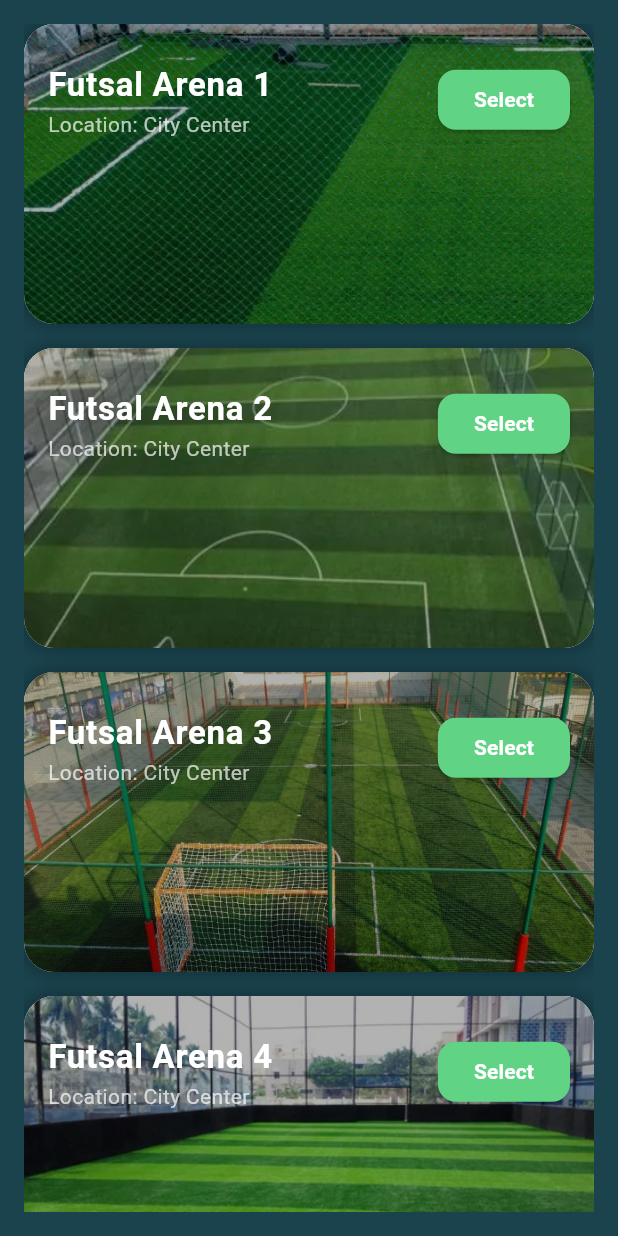
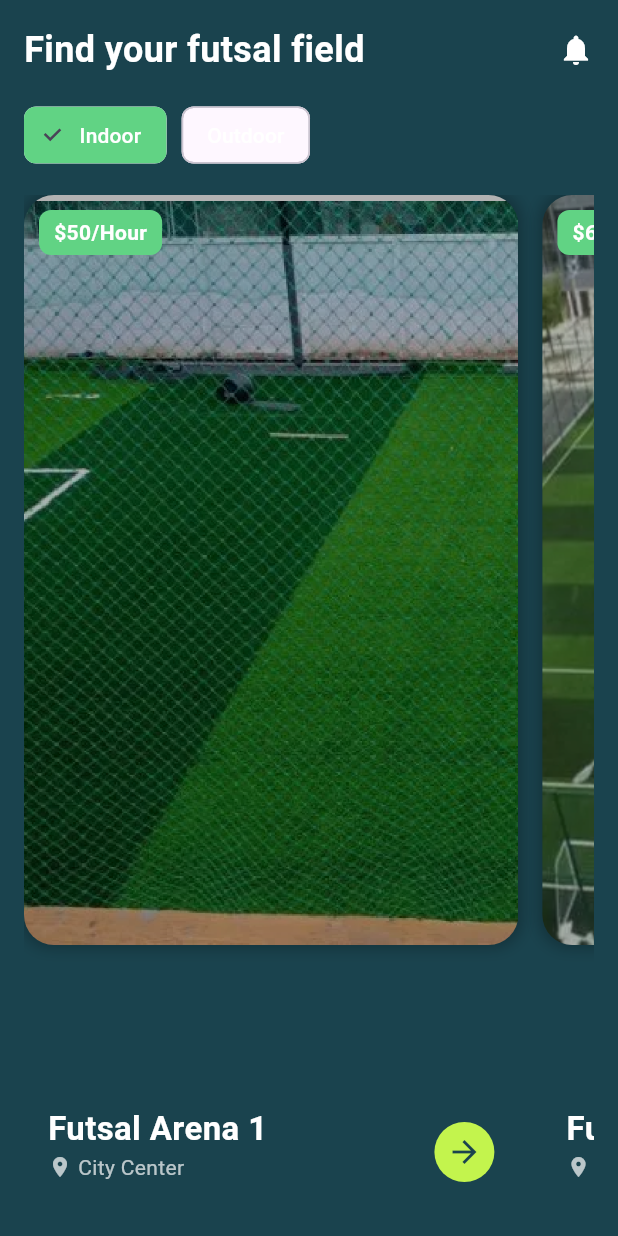
Before and after one commit to assadullah381/Futsal-Management-Application, a Flutter app: the SelectFieldPage screen opened directly, on a phone screen of 412 x 824 dp. Run offline on Flutter 3.47's test engine with Material 3 defaults, Android fonts, the light colour scheme and no system bars; our stand-ins replace curved_navigation_bar, google_fonts.

Commit message:
Updated select field page

```diff
--- a/lib/main.dart
+++ b/lib/main.dart
@@ -35,8 +35,7 @@ class _MyAppState extends State<MyApp> {
   Widget build(BuildContext context) {
     return MaterialApp(
       home: Scaffold(
-        backgroundColor:
-            Color.fromARGB(255, 249, 249, 249), // Dark background for the app
+        backgroundColor: Color(0xFF1A434E), // Dark background for the app
 
         drawer: Drawer(
           child: ListView(
@@ -98,23 +97,6 @@ class _MyAppState extends State<MyApp> {
             ? SelectFieldPage()
             : ListView(
                 children: [
-                  // Welcome Message with White Background
-                  Container(
-                    color: Colors
-                        .white, // White background for the welcome message
-                    padding: EdgeInsets.all(16.0),
-                    child: Center(
-                      child: Text(
-                        'Welcome to Futolo! 🌟\nConnect with your community, share moments, and explore turfs near you.',
-                        style: TextStyle(
-                          color: Color(0xFFC3F44D), // Dark text color
-                          fontSize: 18,
-                          fontWeight: FontWeight.bold,
-                        ),
-                        textAlign: TextAlign.center,
-                      ),
-                    ),
-                  ),
                   // Example Posts
                   PostWidget(
                     username: 'Alex Johnson',
@@ -126,7 +108,7 @@ class _MyAppState extends State<MyApp> {
                   PostWidget(
                     username: 'Maria Garcia',
                     imageUrl:
-                        'C:/Users/shaheer/Desktop/FUTOLO/Futsal-Management-Application-1/assets/Maria Garcia.jpg', // Replace with your image path
+                        'assets/Maria Garcia.jpg', // Replace with your image path
                     likes: 189,
                     comments: 32,
                   ),
@@ -181,11 +163,9 @@ class PostWidget extends StatelessWidget {
     return Container(
       margin: EdgeInsets.all(8),
       decoration: BoxDecoration(
-        color:
-            Color.fromARGB(255, 195, 244, 77), // Dark background for the post
+        color: Color(0xFF61D384), // Dark background for the post
         borderRadius: BorderRadius.circular(12), // Rounded corners
-        border: Border.all(
-            color: Color.fromARGB(255, 0, 0, 0), width: 2), // Dark green border
+        border: Border.all(width: 2), // Dark green border
       ),
       child: Column(
         crossAxisAlignment: CrossAxisAlignment.start,
@@ -195,24 +175,22 @@ class PostWidget extends StatelessWidget {
               backgroundColor: Color(0xFFC3F44D),
               child: Text(username[0], style: TextStyle(color: Colors.black)),
             ),
-            title: Text(username, style: TextStyle(color: Colors.white)),
+            title: Text(username, style: TextStyle(color: Color(0xFF1A434E))),
           ),
           ClipRRect(
             borderRadius:
                 BorderRadius.circular(12), // Rounded corners for the image
             child: Container(
               decoration: BoxDecoration(
-                border: Border.all(
-                    color: Colors.black,
-                    width: 2), // Black border for the image
+                border: Border.all(width: 2), // Black border for the image
                 borderRadius:
                     BorderRadius.circular(12), // Rounded corners for the image
               ),
               child: Image.asset(
                 imageUrl,
                 fit: BoxFit.cover,
-                width: double.infinity,
-                height: 200, // Adjust height as needed
+                width: double.infinity, // Adjust width as needed
+                height: 350, // Adjust height as needed
               ),
             ),
           ),
--- a/lib/selectfield_page.dart
+++ b/lib/selectfield_page.dart
@@ -1,24 +1,71 @@
 import 'package:flutter/material.dart';
+//import 'package:lucide_icons/lucide_icons.dart';
 
 class SelectFieldPage extends StatelessWidget {
   @override
   Widget build(BuildContext context) {
     return Scaffold(
       backgroundColor: Color(0xFF1A434E),
-      body: Padding(
+      body: SafeArea(
+        child: Padding(
           padding: const EdgeInsets.all(16.0),
           child: Column(
+            crossAxisAlignment: CrossAxisAlignment.start,
             children: [
+              Row(
+                mainAxisAlignment: MainAxisAlignment.spaceBetween,
+                children: [
+                  Text(
+                    "Find your futsal field",
+                    style: TextStyle(
+                      fontSize: 24,
+                      fontWeight: FontWeight.bold,
+                      color: Colors.white,
+                    ),
+                  ),
+                  Icon(
+                    Icons.notifications,
+                    color: Colors.white,
+                  ),
+                ],
+              ),
+              SizedBox(height: 16.0),
+              Row(
+                mainAxisAlignment: MainAxisAlignment.start,
+                children: [
+                  ChoiceChip(
+                    label: Text("Indoor"),
+                    selected: true,
+                    selectedColor: Color(0xFF61D384),
+                    labelStyle: TextStyle(color: Colors.white),
+                    onSelected: (value) {},
+                  ),
+                  SizedBox(width: 10),
+                  ChoiceChip(
+                    label: Text("Outdoor"),
+                    selected: false,
+                    selectedColor: Color(0xFF61D384),
+                    labelStyle: TextStyle(color: Colors.white),
+                    onSelected: (value) {},
+                  ),
+                ],
+              ),
+              SizedBox(height: 16.0),
               Expanded(
                 child: ListView.builder(
-                itemCount: 5, // Number of available futsal fields
+                  scrollDirection: Axis.horizontal,
+                  itemCount: 5,
                   itemBuilder: (context, index) {
                     return Container(
-                    margin: EdgeInsets.only(bottom: 16.0),
+                      width: MediaQuery.of(context).size.width *
+                          0.8, // Set width to 80% of screen width
+                      margin: EdgeInsets.only(right: 16.0),
+                      child: Stack(
+                        children: [
+                          Container(
                             width: double.infinity,
-                    height: 200,
+                            height: 500,
                             decoration: BoxDecoration(
-                      color: Colors.white,
                               borderRadius: BorderRadius.circular(20.0),
                               boxShadow: [
                                 BoxShadow(
@@ -28,8 +75,8 @@ class SelectFieldPage extends StatelessWidget {
                                 ),
                               ],
                               image: DecorationImage(
-                        image: AssetImage(
-                            "assets/field${index + 1}.jpg"), // Ensure you have field images in assets
+                                image:
+                                    AssetImage("assets/field${index + 1}.jpg"),
                                 fit: BoxFit.cover,
                                 colorFilter: ColorFilter.mode(
                                   // ignore: deprecated_member_use
@@ -38,37 +85,77 @@ class SelectFieldPage extends StatelessWidget {
                                 ),
                               ),
                             ),
-                    child: ListTile(
-                      contentPadding: EdgeInsets.all(16.0),
-                      title: Text(
+                          ),
+                          Positioned(
+                            top: 10,
+                            left: 10,
+                            child: Container(
+                              padding: EdgeInsets.symmetric(
+                                  horizontal: 10, vertical: 5),
+                              decoration: BoxDecoration(
+                                color: Color(0xFF61D384),
+                                borderRadius: BorderRadius.circular(8),
+                              ),
+                              child: Text(
+                                "\$${50 + index * 10}/Hour",
+                                style: TextStyle(
+                                  color: Colors.white,
+                                  fontWeight: FontWeight.bold,
+                                ),
+                              ),
+                            ),
+                          ),
+                          Positioned(
+                            bottom: 20,
+                            left: 16,
+                            child: Column(
+                              crossAxisAlignment: CrossAxisAlignment.start,
+                              children: [
+                                Text(
                                   "Futsal Arena ${index + 1}",
                                   style: TextStyle(
                                     fontSize: 22,
                                     fontWeight: FontWeight.bold,
-                          color: Color.fromARGB(255, 255, 255, 255),
+                                    color: Colors.white,
                                   ),
                                 ),
-                      subtitle: Text(
-                        "Location: City Center",
-                        style: TextStyle(color: Colors.white70),
+                                Row(
+                                  children: [
+                                    Icon(
+                                      Icons.location_on,
+                                      color: Colors.white70,
+                                      size: 16,
                                     ),
-                      trailing: ElevatedButton(
-                        style: ElevatedButton.styleFrom(
-                          backgroundColor: Color(0xFF61D384),
-                          shape: RoundedRectangleBorder(
-                            borderRadius: BorderRadius.circular(12.0),
+                                    SizedBox(width: 4),
+                                    Text(
+                                      "City Center",
+                                      style: TextStyle(
+                                        color: Colors.white70,
                                       ),
                                     ),
-                        onPressed: () {
-                          // Navigate to Booking Page
-                          Navigator.pushNamed(context, '/BookingPage');
-                        },
-                        child: Text(
-                          "Select",
-                          style: TextStyle(
-                              color: Colors.white, fontWeight: FontWeight.bold),
+                                  ],
+                                ),
+                              ],
                             ),
                           ),
+                          Positioned(
+                            bottom: 20,
+                            right: 16,
+                            child: GestureDetector(
+                              onTap: () {
+                                Navigator.pushNamed(context, '/bookingPage');
+                              },
+                              child: CircleAvatar(
+                                backgroundColor: Color(0xFFC3F44D),
+                                radius: 20,
+                                child: Icon(
+                                  Icons.arrow_forward,
+                                  color: Color(0xFF1A434E),
+                                ),
+                              ),
+                            ),
+                          ),
+                        ],
                       ),
                     );
                   },
@@ -77,6 +164,7 @@ class SelectFieldPage extends StatelessWidget {
             ],
           ),
         ),
+      ),
     );
   }
 }
--- a/pubspec.yaml
+++ b/pubspec.yaml
@@ -32,6 +32,7 @@ dependencies:
     sdk: flutter
   google_fonts: ^4.0.4
   curved_navigation_bar: ^1.0.3
+
 
   # The following adds the Cupertino Icons font to your application.
   # Use with the CupertinoIcons class for iOS style icons.
```
Lines whose indentation alone changed are shown as unchanged.
